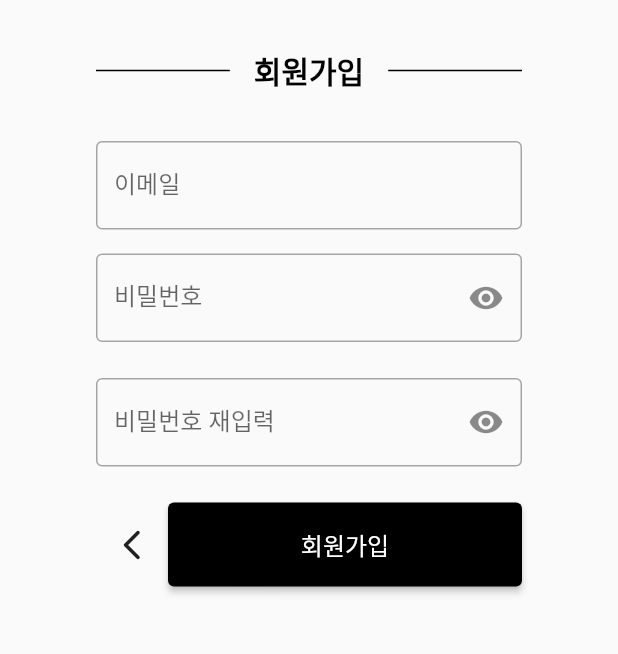
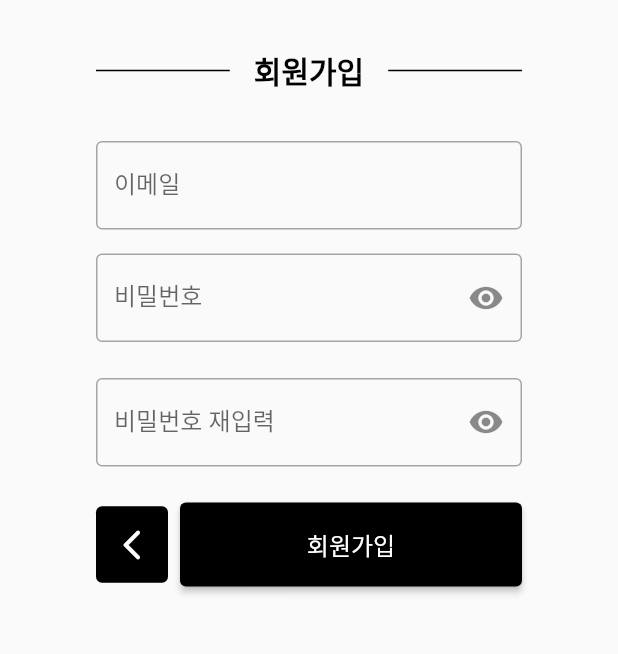
Before and after one commit to imimtu/Brick-Front, a Flutter app: the SignUp screen opened by its route, on a phone screen of 412 x 824 dp, the part 360-1014 px from its top. Run offline on Flutter 3.47's test engine with Material 2 defaults, Android fonts, the light colour scheme and no system bars; our stand-ins replace go_router, google_fonts, shared_preferences; missing offline and left inert: just_util; accounts and stored records are empty; statements that could not run were skipped.

Commit message:
task. [View / SignUp] 이전 페이지 이동 버튼 스타일 변화

```diff
--- a/lib/src/app/pages/signup/signup.dart
+++ b/lib/src/app/pages/signup/signup.dart
@@ -195,14 +195,30 @@ class _SignUpState extends State<SignUp> {
                   width: bodyWidth,
                   child: Row(
                     children: [
-                      IconButton(
-                        icon: const Icon(
-                          Icons.arrow_back_ios_new_rounded,
+                      SizedBox(
+                        height: BrickSize.buttonHeight,
+                        child: Ink(
+                          decoration: const ShapeDecoration(
+                            color: BrickColors.black,
+                            shape: RoundedRectangleBorder(
+                                borderRadius: BorderRadius.all(
+                              Radius.circular(
+                                BrickSize.radius / 2,
+                              ),
+                            )),
+                          ),
+                          child: IconButton(
+                            icon: const Icon(
+                              Icons.arrow_back_ios_new_rounded,
+                              color: BrickColors.white,
+                            ),
+                            onPressed: () {
+                              context.pop();
+                            },
+                          ),
                         ),
-                        onPressed: () {
-                          context.pop();
-                        },
                       ),
+                      const SizedBox(width: BrickSize.marginSide),
                       Expanded(
                         child: ElevatedButton(
                           onPressed: () {
```
